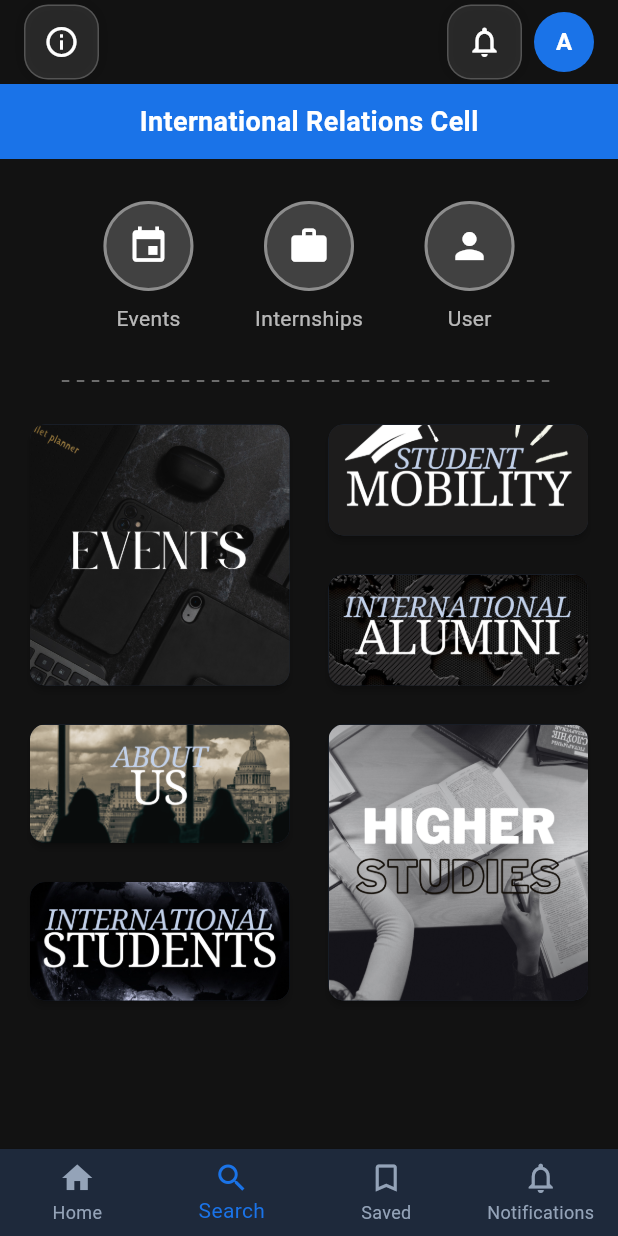
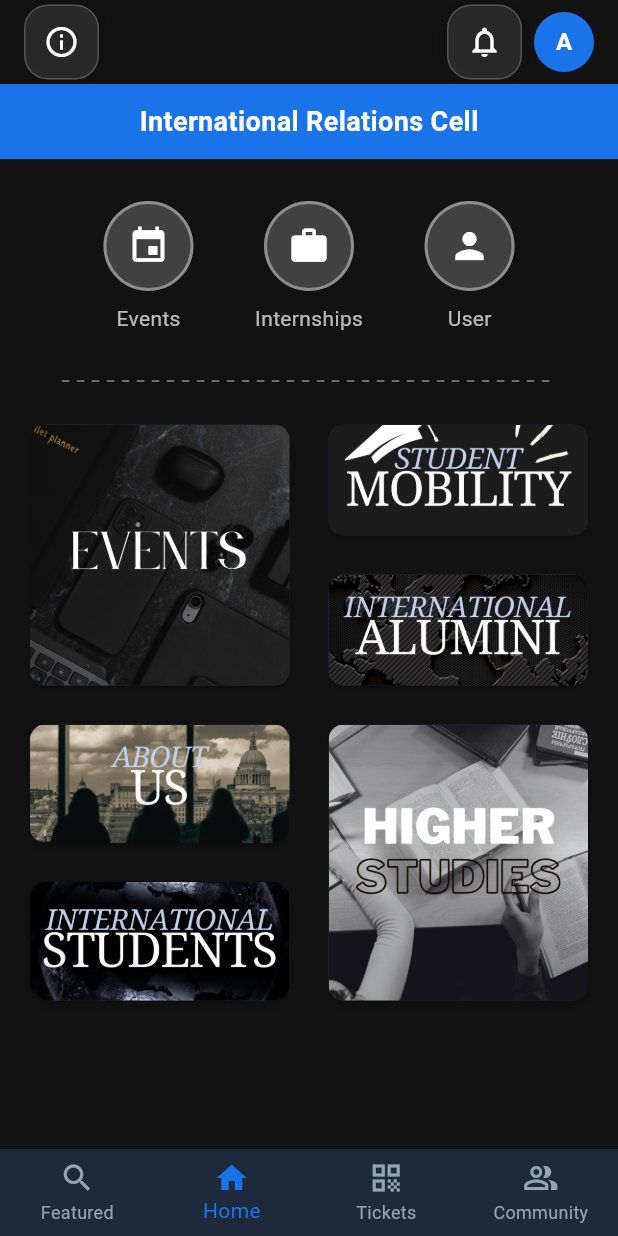
Before and after one commit to adwayaghor/ircell, a Flutter app: the screen it shows once a user with an empty profile is signed in, item 2 of the bottom bar chosen, on a phone screen of 412 x 824 dp. Run offline on Flutter 3.47's test engine with Material 3 defaults, Android fonts, the phone set to English and light mode, and no system bars; our stand-ins replace firebase_auth, firebase_core; accounts and stored records are empty; network calls fail.

Commit message:
Minor changes

```diff
--- a/lib/screens/page1.dart
+++ b/lib/screens/page1.dart
@@ -80,6 +80,7 @@ class _Page1State extends State<Page1> with SingleTickerProviderStateMixin {
     return Scaffold(
       backgroundColor: AppTheme.backgroundColor,
       appBar: AppBar(
+        automaticallyImplyLeading: false,
         backgroundColor: Colors.transparent,
         elevation: 0,
         title: Row(
--- a/lib/screens/page2.dart
+++ b/lib/screens/page2.dart
@@ -110,6 +110,7 @@ class _HomeScreenState extends State<Page2> {
     return Scaffold(
       backgroundColor: AppTheme.backgroundColor,
       appBar: AppBar(
+        automaticallyImplyLeading: false,
         backgroundColor: Colors.transparent,
         elevation: 0,
         title: Row(
--- a/lib/screens/page3.dart
+++ b/lib/screens/page3.dart
@@ -15,6 +15,7 @@ class _Page3State extends State<Page3> {
   Widget build(BuildContext context) {
     return Scaffold(
       appBar: AppBar(
+        automaticallyImplyLeading: false,
         backgroundColor: Colors.transparent,
         elevation: 0,
         title: Row(
--- a/lib/screens/tabs_screen.dart
+++ b/lib/screens/tabs_screen.dart
@@ -59,10 +59,10 @@ class _TabsScreenState extends State<TabsScreen> {
             showSelectedLabels: true,
             showUnselectedLabels: true,
             items: const [
+              BottomNavigationBarItem(icon: Icon(Icons.search), label: 'Featured'),
               BottomNavigationBarItem(icon: Icon(Icons.home), label: 'Home'),
-              BottomNavigationBarItem(icon: Icon(Icons.search), label: 'Search'),
-              BottomNavigationBarItem(icon: Icon(Icons.bookmark_border), label: 'Saved'),
-              BottomNavigationBarItem(icon: Icon(Icons.notifications_none), label: 'Notifications'),
+              BottomNavigationBarItem(icon: Icon(Icons.qr_code), label: 'Tickets'),
+              BottomNavigationBarItem(icon: Icon(Icons.people_alt_outlined), label: 'Community'),
             ],
           ),
         ),
```
Also changed, not shown: 1 other file.
